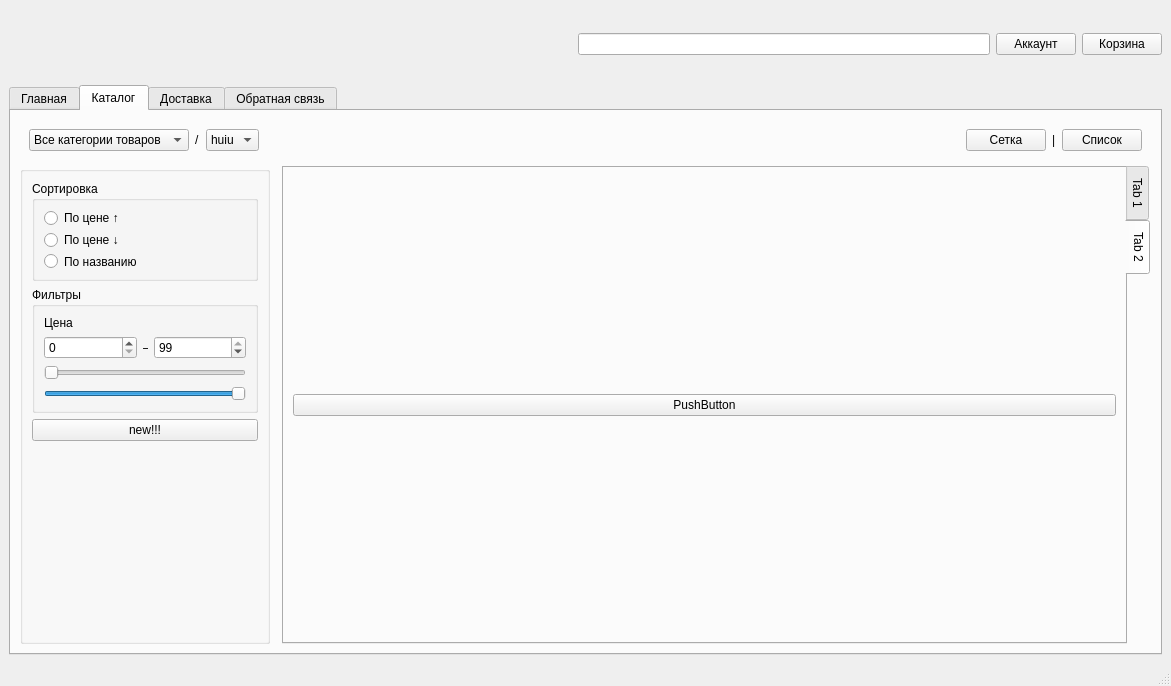
ceres919/QtShop, file mainwindow.ui: the form before one commit.
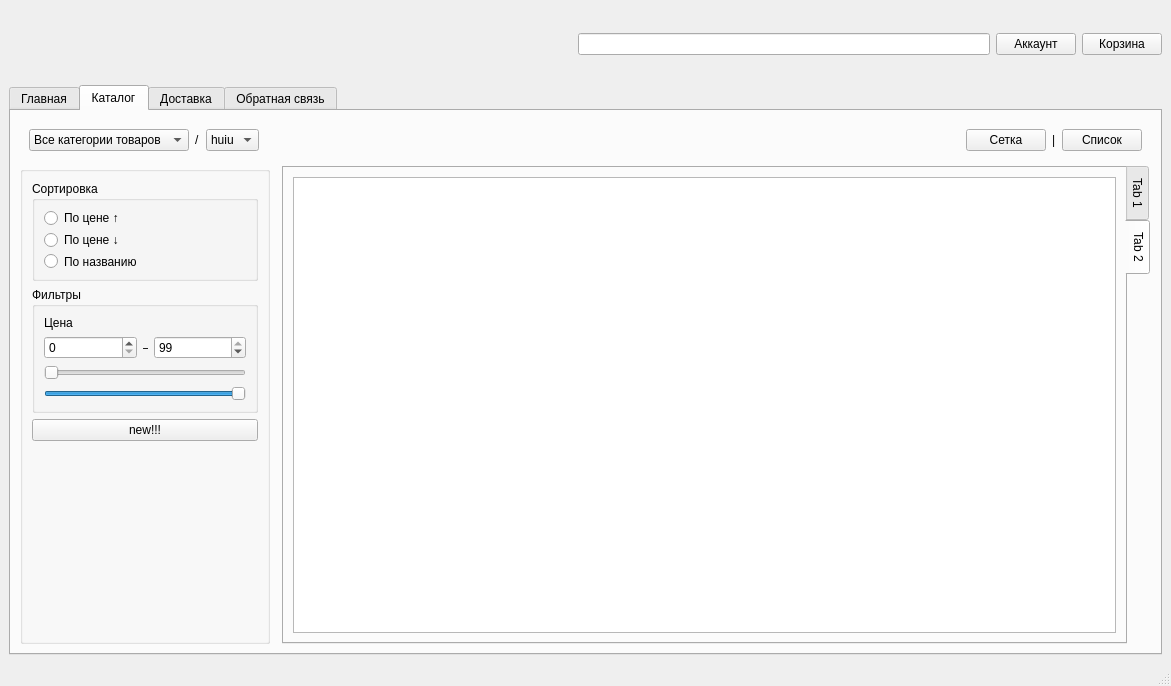
The form after the commit. Icons and pictures are not drawn.

Commit message: Add cart to registration

```diff
--- a/mainwindow.ui
+++ b/mainwindow.ui
@@ -388,11 +388,7 @@
            </attribute>
            <layout class="QGridLayout" name="gridLayout_2">
             <item row="0" column="0">
-             <widget class="QPushButton" name="pushButton">
-              <property name="text">
-               <string>PushButton</string>
-              </property>
-             </widget>
+             <widget class="QTableView" name="tableView"/>
             </item>
            </layout>
           </widget>
```
Left out of the diff: 2 changed lines with no effect on the pictures. The commit also changes 2 other files.
